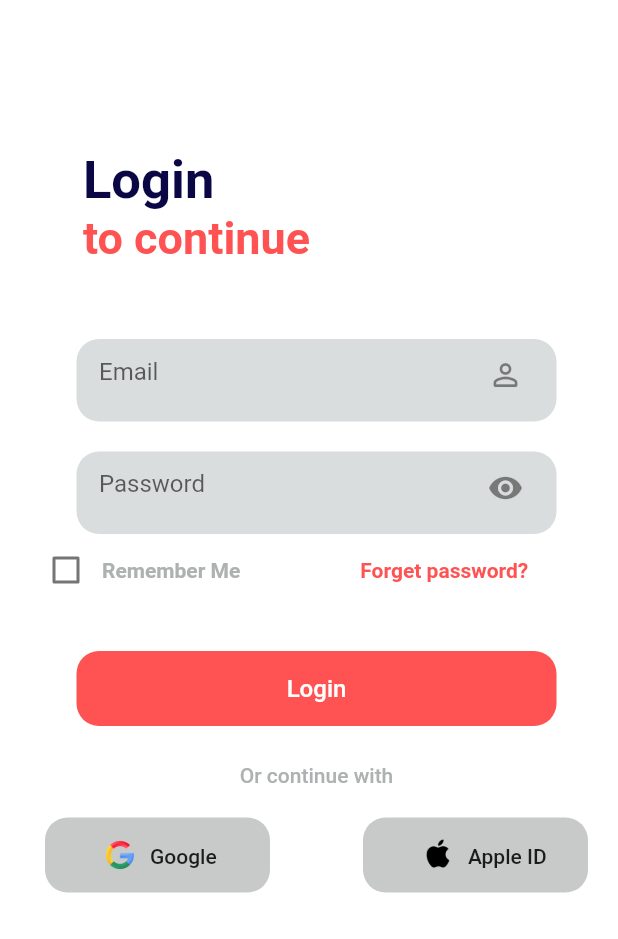
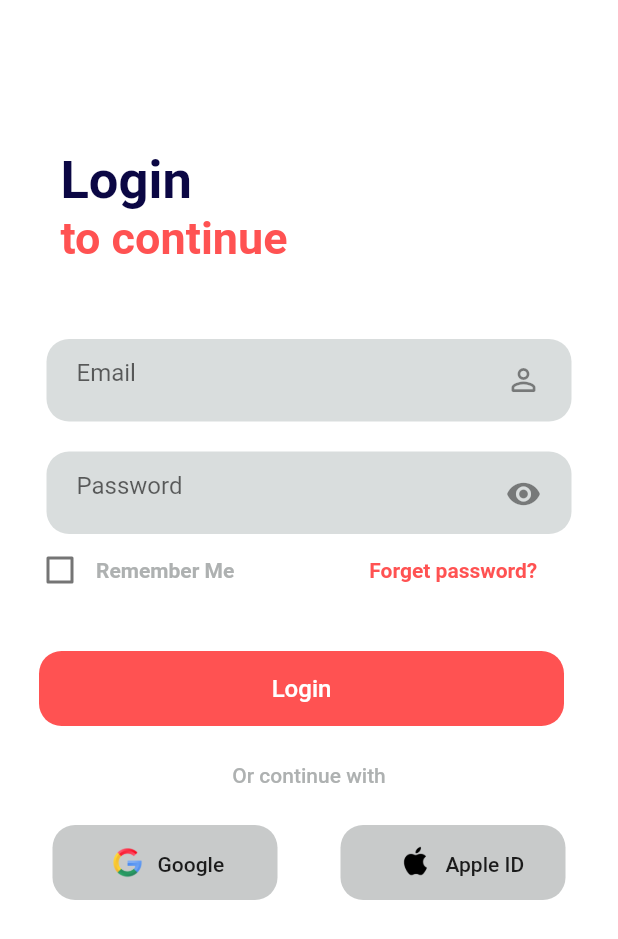
Before and after one commit to JoelBlessAddo/newszia, a Flutter app: the screen it shows after launch, after a tap on "Skip", on a phone screen of 412 x 824 dp. Shown: the top 939 px of the screen. Run offline on Flutter 3.47's test engine with Material 2 defaults, Android fonts, the phone set to English and light mode, and no system bars; our stand-ins replace buttons_tabbar, google_fonts, google_nav_bar.

Commit message:
in progress

```diff
--- a/lib/Auth/login.dart
+++ b/lib/Auth/login.dart
@@ -2,7 +2,6 @@
 
 import 'package:flutter/material.dart';
 import 'package:google_fonts/google_fonts.dart';
-import 'package:newszia/Screens/home.dart';
 import 'package:newszia/Screens/languages.dart';
 
 class Login extends StatefulWidget {
@@ -30,7 +29,7 @@ class _LoginState extends State<Login> {
           child: Column(
             children: [
               Padding(
-                padding: const EdgeInsets.only(top: 100, right: 150),
+                padding: const EdgeInsets.only(top: 100, right: 180),
                 child: RichText(
                     text: TextSpan(
                         style: GoogleFonts.roboto(
@@ -52,23 +51,23 @@ class _LoginState extends State<Login> {
               ),
               SizedBox(height: 50),
               Padding(
-                padding: const EdgeInsets.only(left: 20, right: 10),
+                padding: const EdgeInsets.only(left: 10, right: 10),
+                child: Center(
                   child: Column(children: [
                     Container(
                         height: 55,
-                      width: 320,
+                        width: 350,
                         decoration: BoxDecoration(
                             color: Color.fromARGB(255, 217, 221, 221),
                             borderRadius: BorderRadius.all(Radius.circular(15))),
                         child: Padding(
-                        padding:
-                            const EdgeInsets.only(left: 15, right: 10, top: 0),
+                          padding: const EdgeInsets.all(8.0),
                           child: TextFormField(
                             keyboardType: TextInputType.emailAddress,
                             controller: _email,
                             decoration: InputDecoration(
-                              border: InputBorder.none,
-                              hintText: 'Email',
+                               border: OutlineInputBorder(borderSide: BorderSide.none),
+                               hintText: "Email",
                                 suffixIcon: Icon(Icons.person_outline_rounded)),
                             validator: (value) {
                               if (value!.isEmpty) return ("Enter Email");
@@ -79,19 +78,18 @@ class _LoginState extends State<Login> {
                     SizedBox(height: 20),
                     Container(
                         height: 55,
-                      width: 320,
+                        width: 350,
                         decoration: BoxDecoration(
                             color: Color.fromARGB(255, 217, 221, 221),
                             borderRadius: BorderRadius.all(Radius.circular(15))),
                         child: Padding(
-                        padding:
-                            const EdgeInsets.only(left: 15, right: 10, top: 0),
+                          padding: const EdgeInsets.all(8.0),
                           child: TextFormField(
                             controller: _password,
                             obscureText: isToggle,
                             decoration: InputDecoration(
-                              border: InputBorder.none,
-                              hintText: 'Password',
+                                border: OutlineInputBorder(borderSide: BorderSide.none),
+                                hintText: "Password",
                                 suffixIcon: IconButton(
                                     onPressed: () {
                                       setState(() {
@@ -114,7 +112,7 @@ class _LoginState extends State<Login> {
                     Row(
                       children: [
                         Padding(
-                        padding: const EdgeInsets.only(left: 0),
+                          padding: const EdgeInsets.only(left: 6),
                           child: Checkbox(
                               value: isChecked,
                               onChanged: (bool? newValue) {
@@ -134,7 +132,7 @@ class _LoginState extends State<Login> {
                                   style: TextStyle(fontWeight: FontWeight.w600)),
                             ])),
                         Padding(
-                        padding: const EdgeInsets.only(left: 80),
+                          padding: const EdgeInsets.only(left: 90),
                           child: Text(
                             "Forget password?",
                             style: GoogleFonts.roboto(
@@ -149,9 +147,13 @@ class _LoginState extends State<Login> {
                       onTap: () {
                        _submitButton();
                       },
+                      child: Padding(
+                        padding: const EdgeInsets.only(right: 10),
+                        child: Center(
                           child: Container(
+                            margin: EdgeInsets.symmetric(horizontal: 5),
                             height: 50,
-                      width: 320,
+                            width: 350,
                             decoration: BoxDecoration(
                                 borderRadius: BorderRadius.all(Radius.circular(15)),
                                 color: Colors.redAccent),
@@ -165,6 +167,8 @@ class _LoginState extends State<Login> {
                             )),
                           ),
                         ),
+                      ),
+                    ),
                     SizedBox(height: 10),
                     Padding(
                       padding: const EdgeInsets.only(top: 15),
@@ -176,8 +180,7 @@ class _LoginState extends State<Login> {
                       ),
                     ),
                     Padding(
-                    padding:
-                        const EdgeInsets.only(left: 10, right: 10, top: 20),
+                      padding: const EdgeInsets.all(25),
                       child: Row(
                         mainAxisAlignment: MainAxisAlignment.spaceBetween,
                         children: [
@@ -239,6 +242,7 @@ class _LoginState extends State<Login> {
                       ),
                     )
                   ]),
+                ),
               )
             ],
           ),
@@ -250,19 +254,17 @@ class _LoginState extends State<Login> {
  void _submitButton() {
   if (_formKey.currentState!.validate()) {
     _formKey.currentState!.save();
-      if (_formKey.currentState!.validate()) {
-      return;
-    }
 
     String username = _email.text;
     String password = _password.text;
 
-
-
-      if (username.isNotEmpty || password.isNotEmpty) {
+    if (username.isNotEmpty && password.isNotEmpty) {
       Navigator.push(
-            context, MaterialPageRoute(builder: (context) => Home()));
+        context,
+        MaterialPageRoute(builder: (context) => Languages()),
+      );
     }
   }
 }
+
 }
--- a/lib/Auth/skip.dart
+++ b/lib/Auth/skip.dart
@@ -19,6 +19,7 @@ class _SkipState extends State<Skip> {
     return Scaffold(
       body: Column(
         children: [
+          SizedBox(height: 10),
           Row(
             mainAxisAlignment: MainAxisAlignment.spaceBetween,
             children: [
@@ -116,7 +117,7 @@ class _SkipState extends State<Skip> {
                           thickness: 5,
                         )),
                     Positioned(
-                        top: 560,
+                        top: 600,
                         right: 60,
                         left: 60,
                         bottom: 30,
--- a/lib/Screens/bookmark.dart
+++ b/lib/Screens/bookmark.dart
@@ -38,7 +38,7 @@ class _BookMarkState extends State<BookMark> {
           SizedBox(height: 20),
           Container(
             height: 60,
-            width: 300,
+            width: 350,
             decoration: BoxDecoration(
               borderRadius: BorderRadius.all(Radius.circular(15)),
               color: Color.fromARGB(255, 217, 221, 221),
@@ -61,7 +61,6 @@ class _BookMarkState extends State<BookMark> {
               ),
             ),
           ),
-          SizedBox(height: 10),
           Expanded(
               child: Padding(
             padding: const EdgeInsets.only(left: 20, right: 20),
--- a/lib/Screens/languages.dart
+++ b/lib/Screens/languages.dart
@@ -60,7 +60,7 @@ class _LanguagesState extends State<Languages> {
           SizedBox(height: 30),
           Container(
             height: 60,
-            width: 300,
+            width: 350,
             decoration: BoxDecoration(
               borderRadius: BorderRadius.all(Radius.circular(15)),
               color: Color.fromARGB(255, 217, 221, 221),
--- a/lib/Screens/topics.dart
+++ b/lib/Screens/topics.dart
@@ -52,7 +52,7 @@ class _TopicsState extends State<Topics> {
           SizedBox(height: 30),
           Container(
             height: 60,
-            width: 300,
+            width: 350,
             decoration: BoxDecoration(
               borderRadius: BorderRadius.all(Radius.circular(15)),
               color: Color.fromARGB(255, 217, 221, 221),
--- a/pubspec.yaml
+++ b/pubspec.yaml
@@ -41,6 +41,7 @@ dependencies:
   buttons_tabbar: ^1.3.8
   toggle_switch: ^2.1.0
   country_icons: ^2.0.2
+  flutter_carousel_widget: ^2.1.2
 
 dev_dependencies:
   flutter_test:
```
Also changed, not shown: lib/Screens/home.dart (+21 -22 lines), lib/Screens/search.dart (+44 -1 lines), lib/specs/grid.dart (+3 -5 lines), lib/specs/listtile.dart (added, +25 -0 lines), pubspec.lock. Lines whose indentation alone changed are shown as unchanged.
